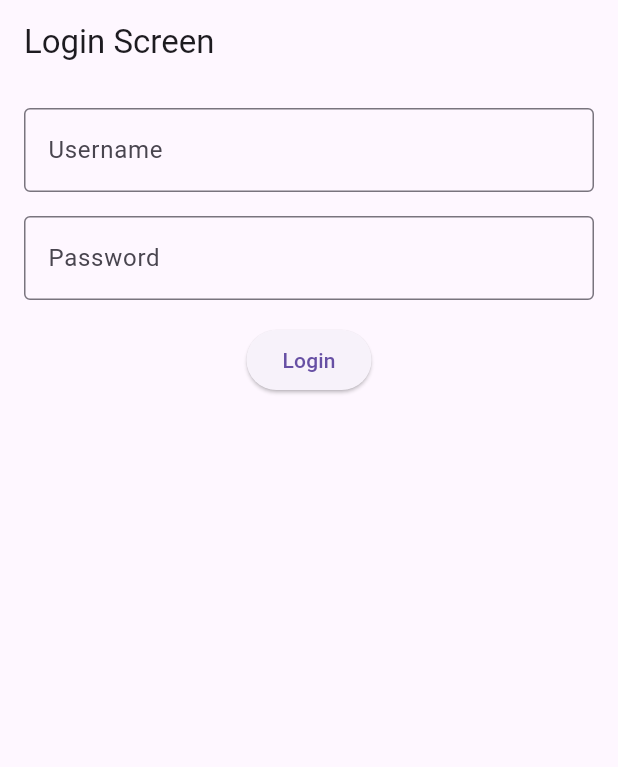
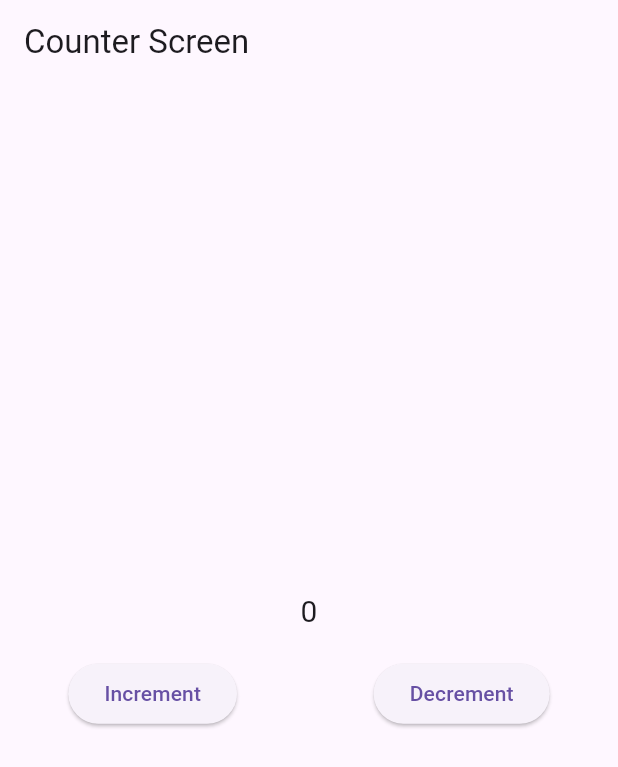
Before and after one commit to Ravikumar00721/Flutter_sm_ca, a Flutter app: the screen it shows after launch, on a phone screen of 412 x 824 dp. Shown: the top 767 px of the screen. Run offline on Flutter 3.47's test engine with Material 3 defaults, Android fonts, the phone set to English and light mode, and no system bars; our stand-ins replace equatable, flutter_bloc, flutter_riverpod, shared_preferences.

Commit message:
Blocbuilder,provider,consumer,selector,read, and watch completed.

```diff
--- /dev/null
+++ b/f_sm_ca/lib/bloc/counter_page/counter_bloc.dart
@@ -0,0 +1,17 @@
+import 'package:f_sm_ca/bloc/counter_page/counter_event.dart';
+import 'package:f_sm_ca/bloc/counter_page/counter_state.dart';
+import 'package:flutter_bloc/flutter_bloc.dart';
+
+class CounterBloc extends Bloc<CounterEvent,CounterState>{
+  CounterBloc():super(CounterInitialState(Count: 0)){
+
+    on<CounterIncrementEvent>((event,emit){
+      emit(CounterIncrementState(incCount: event.incCount!+1));
+      });
+
+    on<CounterDecrementEvent>((event,emit){
+      emit(CounterDecrementState(decCount: event.decCount!-1 ));
+    });
+  }
+
+}
--- /dev/null
+++ b/f_sm_ca/lib/bloc/counter_page/counter_event.dart
@@ -0,0 +1,22 @@
+import 'package:equatable/equatable.dart';
+
+class CounterEvent extends Equatable{
+  @override
+  List<Object?> get props => [];
+}
+
+class CounterIncrementEvent extends CounterEvent{
+  int? incCount;
+  CounterIncrementEvent({required this.incCount});
+
+  @override
+  List<Object?> get props => [incCount];
+}
+
+class CounterDecrementEvent extends CounterEvent{
+  int? decCount;
+  CounterDecrementEvent({required this.decCount});
+
+  @override
+  List<Object?> get props => [decCount];
+}
--- /dev/null
+++ b/f_sm_ca/lib/bloc/counter_page/counter_page.dart
@@ -0,0 +1,82 @@
+import 'package:f_sm_ca/bloc/counter_page/counter_bloc.dart';
+import 'package:f_sm_ca/bloc/counter_page/counter_event.dart';
+import 'package:f_sm_ca/bloc/counter_page/counter_state.dart';
+import 'package:flutter/cupertino.dart';
+import 'package:flutter/material.dart';
+import 'package:flutter_bloc/flutter_bloc.dart';
+
+class CounterScreen extends StatelessWidget{
+
+  int counter=0;
+
+  @override
+  Widget build(BuildContext context) {
+    // return BlocListener<CounterBloc,CounterState>(
+      // listener: (BuildContext context, state) {
+      //   var snack= SnackBar(content: Text("Incremented"),);
+      //   ScaffoldMessenger.of(context).showSnackBar(snack);
+      // },
+      return Scaffold(
+        appBar: AppBar(
+          title: Text("Counter Screen"),
+        ),
+       body: Center(
+         child: Column(
+           mainAxisAlignment: MainAxisAlignment.center,
+           children: [
+
+             BlocConsumer<CounterBloc,CounterState>(builder: (context,state){
+               if(state is CounterInitialState){
+                 return Text(state.Count.toString(),style: TextStyle(fontSize: 20),);
+               }
+               else if(state is CounterIncrementState){
+                 return Text(state.incCount.toString(),style: TextStyle(fontSize: 20),);
+               }
+               else if(state is CounterDecrementState) {
+                 return Text(
+                   state.decCount.toString(), style: TextStyle(fontSize: 20),);
+               }
+               else{
+                 return Container();
+               }
+             }, listener: (BuildContext context, state) {
+               var snack= SnackBar(content: Text("Incremented"),);
+               ScaffoldMessenger.of(context).showSnackBar(snack);
+             },),
+
+             // BlocBuilder<CounterBloc,CounterState>(
+             //   builder: (context,state){
+             //     if(state is CounterInitialState){
+             //       return Text(state.Count.toString(),style: TextStyle(fontSize: 20),);
+             //     }
+             //     else if(state is CounterIncrementState){
+             //       return Text(state.incCount.toString(),style: TextStyle(fontSize: 20),);
+             //     }
+             //     else if(state is CounterDecrementState) {
+             //       return Text(
+             //         state.decCount.toString(), style: TextStyle(fontSize: 20),);
+             //     }
+             //     else{
+             //       return Container();
+             //     }
+             //   },
+             // ),
+             SizedBox(height: 16,),
+
+             Row(
+               mainAxisAlignment: MainAxisAlignment.spaceAround,
+               children: [
+                 ElevatedButton(onPressed: (){
+                   BlocProvider.of<CounterBloc>(context).add(CounterIncrementEvent(incCount: counter++));
+                 }, child: Text("Increment")),
+                 ElevatedButton(onPressed: (){
+                   BlocProvider.of<CounterBloc>(context).add(CounterDecrementEvent(decCount: counter--));
+                 }, child: Text("Decrement"))
+               ],
+             )
+           ],
+         ),
+       ),
+      );
+  }
+}
--- /dev/null
+++ b/f_sm_ca/lib/bloc/counter_page/counter_state.dart
@@ -0,0 +1,31 @@
+import 'package:equatable/equatable.dart';
+
+class CounterState extends Equatable{
+  @override
+  List<Object?> get props => [];
+}
+
+
+class CounterInitialState extends CounterState{
+  int? Count;
+  CounterInitialState({required this.Count});
+
+  @override
+  List<Object?> get props => [Count];
+}
+
+class CounterIncrementState extends CounterState{
+  int? incCount;
+  CounterIncrementState({required this.incCount});
+
+  @override
+  List<Object?> get props => [incCount];
+}
+
+class CounterDecrementState extends CounterState{
+  int? decCount;
+  CounterDecrementState({required this.decCount});
+
+  @override
+  List<Object?> get props => [decCount];
+}
--- a/f_sm_ca/lib/main.dart
+++ b/f_sm_ca/lib/main.dart
@@ -1,3 +1,5 @@
+import 'package:f_sm_ca/bloc/counter_page/counter_bloc.dart';
+import 'package:f_sm_ca/bloc/counter_page/counter_page.dart';
 import 'package:f_sm_ca/bloc/login/bloc/login_bloc.dart';
 import 'package:f_sm_ca/bloc/login/login_page.dart';
 import 'package:f_sm_ca/jwt/login_jwt.dart';
@@ -21,7 +23,8 @@ import 'package:flutter_bloc/flutter_bloc.dart';
 
 void main() {
   runApp(MultiBlocProvider(providers: [
-    BlocProvider(create: (context)=>LoginBloc())
+    BlocProvider(create: (context)=>LoginBloc()),
+    BlocProvider(create: (context)=>CounterBloc())
   ],
   child: MyApp()));
 }
@@ -35,7 +38,7 @@ class MyApp extends StatelessWidget {
     return MaterialApp(
       debugShowCheckedModeBanner: false,
       // theme: getAppTheme(themeState),
-      home: LoginBlocScreen(),
+      home: CounterScreen(),
     );
   }
 }
```
